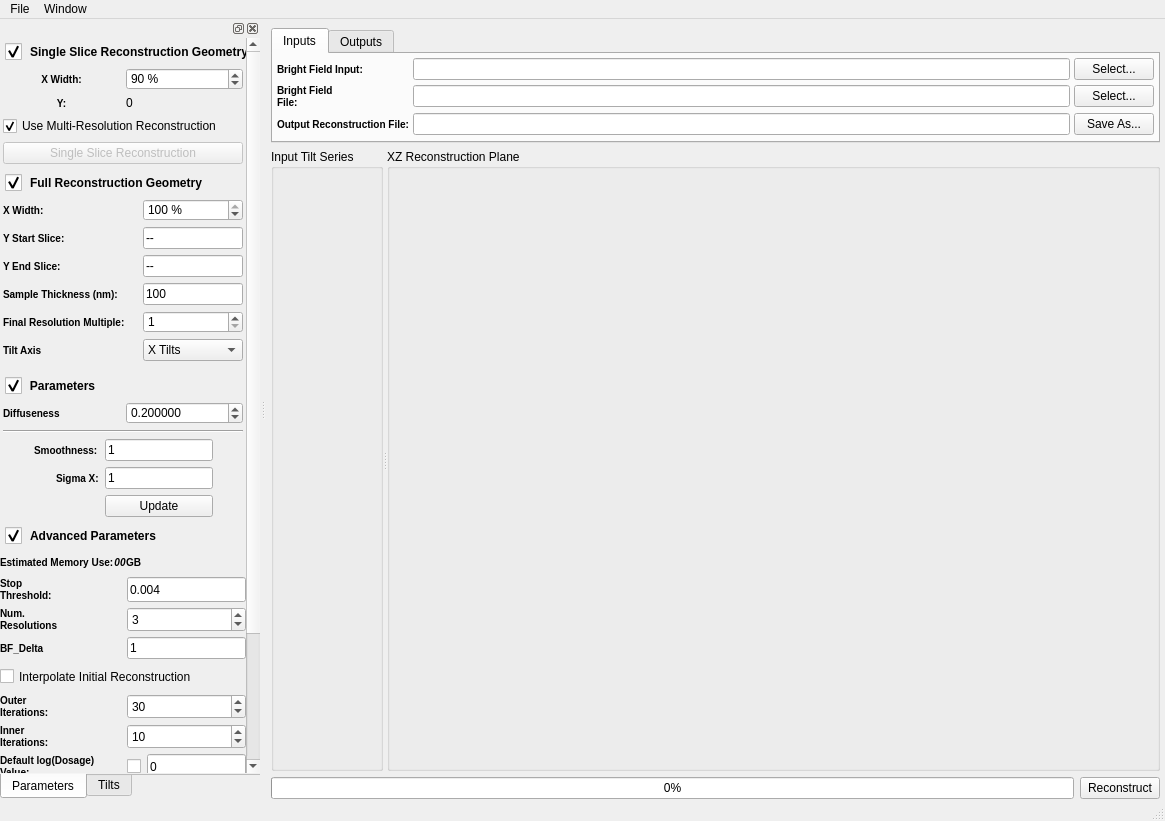
Above: Code/Applications/TEMBIR/UI_Files/TEMBIRGui.ui from OpenMBIR/OpenMBIR-TEM before the change. Below: the same form after it.
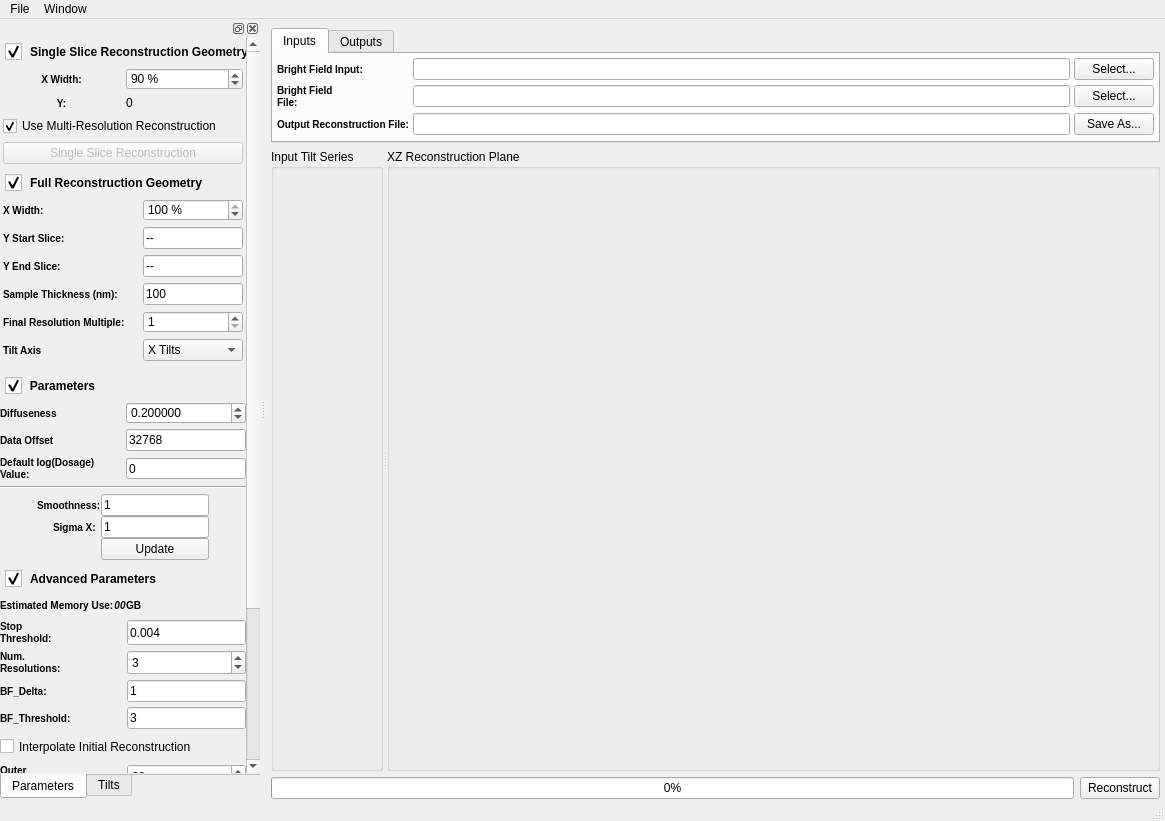
That is the form after the change. Icons and pictures are not drawn. Custom widgets are drawn as their Qt base class.

Commit message: Added new labels and QLineEdits to the GUI.  Moved default log dosage value section from “Advanced Parameters” to “Parameters”.

Patch:
```diff
--- a/Code/Applications/TEMBIR/UI_Files/TEMBIRGui.ui
+++ b/Code/Applications/TEMBIR/UI_Files/TEMBIRGui.ui
@@ -537,9 +537,9 @@
             <property name="geometry">
              <rect>
               <x>0</x>
-              <y>-166</y>
+              <y>-202</y>
               <width>262</width>
-              <height>898</height>
+              <height>931</height>
              </rect>
             </property>
             <layout class="QVBoxLayout" name="verticalLayout_6">
@@ -1051,23 +1051,14 @@
                 <bool>true</bool>
                </property>
                <layout class="QGridLayout" name="gridLayout_3">
-                <property name="leftMargin">
-                 <number>3</number>
+                <property name="verticalSpacing">
+                 <number>5</number>
                 </property>
-                <property name="topMargin">
+                <property name="margin">
                  <number>0</number>
                 </property>
-                <property name="rightMargin">
-                 <number>3</number>
-                </property>
-                <property name="bottomMargin">
-                 <number>0</number>
-                </property>
-                <property name="spacing">
-                 <number>6</number>
-                </property>
-                <item row="2" column="0">
-                 <widget class="QLabel" name="label_33">
+                <item row="1" column="0">
+                 <widget class="QLabel" name="label_40">
                   <property name="sizePolicy">
                    <sizepolicy hsizetype="Preferred" vsizetype="Preferred">
                     <horstretch>0</horstretch>
@@ -1081,45 +1072,14 @@
 }</string>
                   </property>
                   <property name="text">
-                   <string>Diffuseness</string>
+                   <string>Data Offset</string>
                   </property>
                   <property name="wordWrap">
                    <bool>true</bool>
                   </property>
                  </widget>
                 </item>
-                <item row="2" column="1">
-                 <widget class="QDoubleSpinBox" name="mrf">
-                  <property name="sizePolicy">
-                   <sizepolicy hsizetype="Preferred" vsizetype="Preferred">
-                    <horstretch>0</horstretch>
-                    <verstretch>0</verstretch>
-                   </sizepolicy>
-                  </property>
-                  <property name="maximumSize">
-                   <size>
-                    <width>125</width>
-                    <height>16777215</height>
-                   </size>
-                  </property>
-                  <property name="decimals">
-                   <number>6</number>
-                  </property>
-                  <property name="minimum">
-                   <double>0.000000000000000</double>
-                  </property>
-                  <property name="maximum">
-                   <double>1.000000000000000</double>
-                  </property>
-                  <property name="singleStep">
-                   <double>0.050000000000000</double>
-                  </property>
-                  <property name="value">
-                   <double>0.200000000000000</double>
-                  </property>
-                 </widget>
-                </item>
-                <item row="9" column="0" colspan="2">
+                <item row="5" column="0" colspan="2">
                  <layout class="QGridLayout" name="gridLayout_8">
                   <property name="bottomMargin">
                    <number>0</number>
@@ -1264,13 +1224,140 @@
                   </item>
                  </layout>
                 </item>
-                <item row="8" column="0" colspan="2">
+                <item row="0" column="0">
+                 <widget class="QLabel" name="label_33">
+                  <property name="sizePolicy">
+                   <sizepolicy hsizetype="Preferred" vsizetype="Preferred">
+                    <horstretch>0</horstretch>
+                    <verstretch>0</verstretch>
+                   </sizepolicy>
+                  </property>
+                  <property name="styleSheet">
+                   <string notr="true">QLabel {
+font-weight: bold;
+font-size: 10px;
+}</string>
+                  </property>
+                  <property name="text">
+                   <string>Diffuseness</string>
+                  </property>
+                  <property name="wordWrap">
+                   <bool>true</bool>
+                  </property>
+                 </widget>
+                </item>
+                <item row="0" column="1">
+                 <widget class="QDoubleSpinBox" name="mrf">
+                  <property name="sizePolicy">
+                   <sizepolicy hsizetype="Preferred" vsizetype="Preferred">
+                    <horstretch>0</horstretch>
+                    <verstretch>0</verstretch>
+                   </sizepolicy>
+                  </property>
+                  <property name="maximumSize">
+                   <size>
+                    <width>125</width>
+                    <height>16777215</height>
+                   </size>
+                  </property>
+                  <property name="decimals">
+                   <number>6</number>
+                  </property>
+                  <property name="minimum">
+                   <double>0.000000000000000</double>
+                  </property>
+                  <property name="maximum">
+                   <double>1.000000000000000</double>
+                  </property>
+                  <property name="singleStep">
+                   <double>0.050000000000000</double>
+                  </property>
+                  <property name="value">
+                   <double>0.200000000000000</double>
+                  </property>
+                 </widget>
+                </item>
+                <item row="4" column="0" colspan="2">
                  <widget class="Line" name="line">
                   <property name="orientation">
                    <enum>Qt::Horizontal</enum>
                   </property>
                  </widget>
                 </item>
+                <item row="1" column="1">
+                 <widget class="QLineEdit" name="bf_offset">
+                  <property name="sizePolicy">
+                   <sizepolicy hsizetype="Maximum" vsizetype="Fixed">
+                    <horstretch>0</horstretch>
+                    <verstretch>0</verstretch>
+                   </sizepolicy>
+                  </property>
+                  <property name="maximumSize">
+                   <size>
+                    <width>125</width>
+                    <height>16777215</height>
+                   </size>
+                  </property>
+                  <property name="text">
+                   <string>32768</string>
+                  </property>
+                 </widget>
+                </item>
+                <item row="3" column="0" colspan="2">
+                 <layout class="QHBoxLayout" name="horizontalLayout_3">
+                  <property name="spacing">
+                   <number>6</number>
+                  </property>
+                  <item>
+                   <widget class="QLabel" name="label_42">
+                    <property name="sizePolicy">
+                     <sizepolicy hsizetype="Preferred" vsizetype="Preferred">
+                      <horstretch>0</horstretch>
+                      <verstretch>0</verstretch>
+                     </sizepolicy>
+                    </property>
+                    <property name="styleSheet">
+                     <string notr="true">QLabel {
+font-weight: bold;
+font-size: 10px;
+}</string>
+                    </property>
+                    <property name="text">
+                     <string>Default log(Dosage)
+Value:</string>
+                    </property>
+                    <property name="wordWrap">
+                     <bool>true</bool>
+                    </property>
+                   </widget>
+                  </item>
+                  <item>
+                   <widget class="QLineEdit" name="defaultOffset">
+                    <property name="sizePolicy">
+                     <sizepolicy hsizetype="Maximum" vsizetype="Fixed">
+                      <horstretch>0</horstretch>
+                      <verstretch>0</verstretch>
+                     </sizepolicy>
+                    </property>
+                    <property name="minimumSize">
+                     <size>
+                      <width>0</width>
+                      <height>20</height>
+                     </size>
+                    </property>
+                    <property name="maximumSize">
+                     <size>
+                      <width>125</width>
+                      <height>21</height>
+                     </size>
+                    </property>
+                    <property name="text">
+                     <string>0</string>
+                    </property>
+                   </widget>
+                  </item>
+                 </layout>
+                </item>
                </layout>
               </widget>
              </item>
@@ -1338,6 +1425,19 @@
                 <property name="margin">
                  <number>0</number>
                 </property>
+                <item row="7" column="0">
+                 <widget class="QLabel" name="label_48">
+                  <property name="styleSheet">
+                   <string notr="true">QLabel {
+font-weight: bold;
+font-size: 10px;
+}</string>
+                  </property>
+                  <property name="text">
+                   <string>BF_Threshold:</string>
+                  </property>
+                 </widget>
+                </item>
                 <item row="3" column="1">
                  <widget class="QSpinBox" name="numResolutions">
                   <property name="sizePolicy">
@@ -1363,6 +1463,41 @@
                   </property>
                  </widget>
                 </item>
+                <item row="11" column="1">
+                 <widget class="QSpinBox" name="innerIterations">
+                  <property name="sizePolicy">
+                   <sizepolicy hsizetype="Minimum" vsizetype="Preferred">
+                    <horstretch>0</horstretch>
+                    <verstretch>0</verstretch>
+                   </sizepolicy>
+                  </property>
+                  <property name="minimum">
+                   <number>1</number>
+                  </property>
+                  <property name="value">
+                   <number>10</number>
+                  </property>
+                 </widget>
+                </item>
+                <item row="10" column="1">
+                 <widget class="QSpinBox" name="outerIterations">
+                  <property name="sizePolicy">
+                   <sizepolicy hsizetype="Minimum" vsizetype="Preferred">
+                    <horstretch>0</horstretch>
+                    <verstretch>0</verstretch>
+                   </sizepolicy>
+                  </property>
+                  <property name="minimum">
+                   <number>1</number>
+                  </property>
+                  <property name="maximum">
+                   <number>1000</number>
+                  </property>
+                  <property name="value">
+                   <number>30</number>
+                  </property>
+                 </widget>
+                </item>
                 <item row="3" column="0">
                  <widget class="QLabel" name="label_3">
                   <property name="sizePolicy">
@@ -1379,7 +1514,7 @@
                   </property>
                   <property name="text">
                    <string>Num. 
-Resolutions</string>
+Resolutions:</string>
                   </property>
                   <property name="wordWrap">
                    <bool>true</bool>
@@ -1395,7 +1530,7 @@
 }</string>
                   </property>
                   <property name="text">
-                   <string>BF_Delta</string>
+                   <string>BF_Delta:</string>
                   </property>
                  </widget>
                 </item>
@@ -1418,7 +1553,7 @@
                   </property>
                  </widget>
                 </item>
-                <item row="7" column="0" colspan="2">
+                <item row="8" column="0" colspan="2">
                  <widget class="QCheckBox" name="interpolateInitialRecontruction">
                   <property name="sizePolicy">
                    <sizepolicy hsizetype="Preferred" vsizetype="Preferred">
@@ -1443,7 +1578,7 @@
                   </property>
                  </widget>
                 </item>
-                <item row="9" column="0">
+                <item row="10" column="0">
                  <widget class="QLabel" name="label_4">
                   <property name="sizePolicy">
                    <sizepolicy hsizetype="Preferred" vsizetype="Preferred">
@@ -1466,26 +1601,7 @@
                   </property>
                  </widget>
                 </item>
-                <item row="9" column="1">
-                 <widget class="QSpinBox" name="outerIterations">
-                  <property name="sizePolicy">
-                   <sizepolicy hsizetype="Minimum" vsizetype="Preferred">
-                    <horstretch>0</horstretch>
-                    <verstretch>0</verstretch>
-                   </sizepolicy>
-                  </property>
-                  <property name="minimum">
-                   <number>1</number>
-                  </property>
-                  <property name="maximum">
-                   <number>1000</number>
-                  </property>
-                  <property name="value">
-                   <number>30</number>
-                  </property>
-                 </widget>
-                </item>
-                <item row="10" column="0">
+                <item row="11" column="0">
                  <widget class="QLabel" name="label_8">
                   <property name="sizePolicy">
                    <sizepolicy hsizetype="Preferred" vsizetype="Preferred">
@@ -1508,93 +1624,6 @@
                   </property>
                  </widget>
                 </item>
-                <item row="10" column="1">
-                 <widget class="QSpinBox" name="innerIterations">
-                  <property name="sizePolicy">
-                   <sizepolicy hsizetype="Minimum" vsizetype="Preferred">
-                    <horstretch>0</horstretch>
-                    <verstretch>0</verstretch>
-                   </sizepolicy>
-                  </property>
-                  <property name="minimum">
-                   <number>1</number>
-                  </property>
-                  <property name="value">
-                   <number>10</number>
-                  </property>
-                 </widget>
-                </item>
-                <item row="11" column="0">
-                 <widget class="QLabel" name="label_35">
-                  <property name="sizePolicy">
-                   <sizepolicy hsizetype="Preferred" vsizetype="Preferred">
-                    <horstretch>0</horstretch>
-                    <verstretch>0</verstretch>
-                   </sizepolicy>
-                  </property>
-                  <property name="styleSheet">
-                   <string notr="true">QLabel {
-font-weight: bold;
-font-size: 10px;
-}</string>
-                  </property>
-                  <property name="text">
-                   <string>Default log(Dosage)
-Value:</string>
-                  </property>
-                  <property name="wordWrap">
-                   <bool>true</bool>
-                  </property>
-                 </widget>
-                </item>
-                <item row="11" column="1">
-                 <layout class="QHBoxLayout" name="horizontalLayout">
-                  <property name="spacing">
-                   <number>6</number>
-                  </property>
-                  <item>
-                   <widget class="QCheckBox" name="useDefaultOffset">
-                    <property name="sizePolicy">
-                     <sizepolicy hsizetype="MinimumExpanding" vsizetype="Preferred">
-                      <horstretch>0</horstretch>
-                      <verstretch>0</verstretch>
-                     </sizepolicy>
-                    </property>
-                    <property name="text">
-                     <string/>
-                    </property>
-                    <property name="checked">
-                     <bool>false</bool>
-                    </property>
-                   </widget>
-                  </item>
-                  <item>
-                   <widget class="QLineEdit" name="defaultOffset">
-                    <property name="sizePolicy">
-                     <sizepolicy hsizetype="Preferred" vsizetype="Preferred">
-                      <horstretch>0</horstretch>
-                      <verstretch>0</verstretch>
-                     </sizepolicy>
-                    </property>
-                    <property name="minimumSize">
-                     <size>
-                      <width>0</width>
-                      <height>20</height>
-                     </size>
-                    </property>
-                    <property name="maximumSize">
-                     <size>
-                      <width>100</width>
-                      <height>16777215</height>
-                     </size>
-                    </property>
-                    <property name="text">
-                     <string>0</string>
-                    </property>
-                   </widget>
-                  </item>
-                 </layout>
-                </item>
                 <item row="12" column="0">
                  <widget class="QLabel" name="label_38">
                   <property name="sizePolicy">
@@ -1833,6 +1862,25 @@
                   </item>
                  </layout>
                 </item>
+                <item row="7" column="1">
+                 <widget class="QLineEdit" name="bragg_threshold">
+                  <property name="sizePolicy">
+                   <sizepolicy hsizetype="Maximum" vsizetype="Fixed">
+                    <horstretch>0</horstretch>
+                    <verstretch>0</verstretch>
+                   </sizepolicy>
+                  </property>
+                  <property name="maximumSize">
+                   <size>
+                    <width>125</width>
+                    <height>16777215</height>
+                   </size>
+                  </property>
+                  <property name="text">
+                   <string>3</string>
+                  </property>
+                 </widget>
+                </item>
                </layout>
               </widget>
              </item>
```
Left out of the diff: 84 changed lines with no effect on the pictures.
